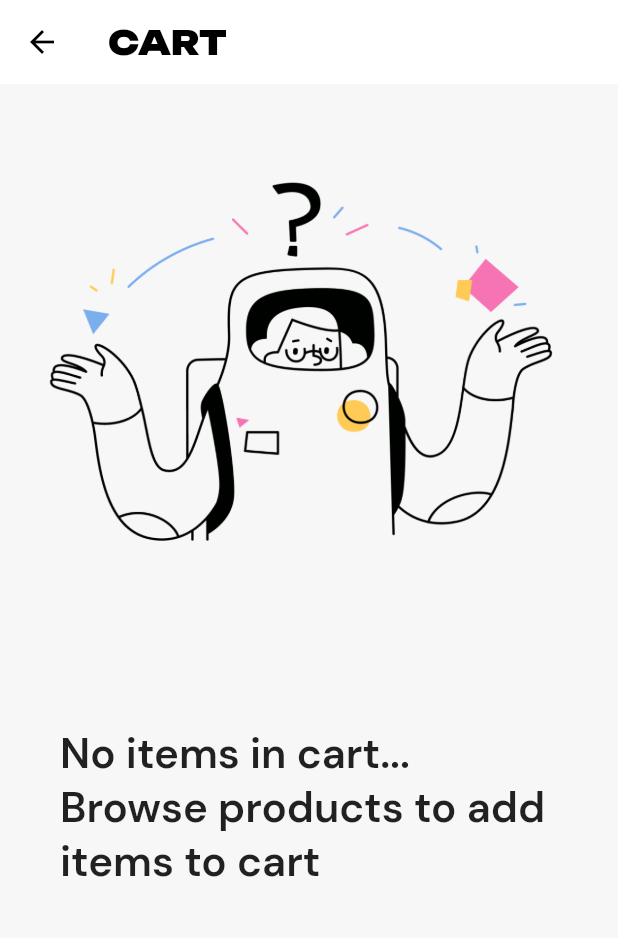
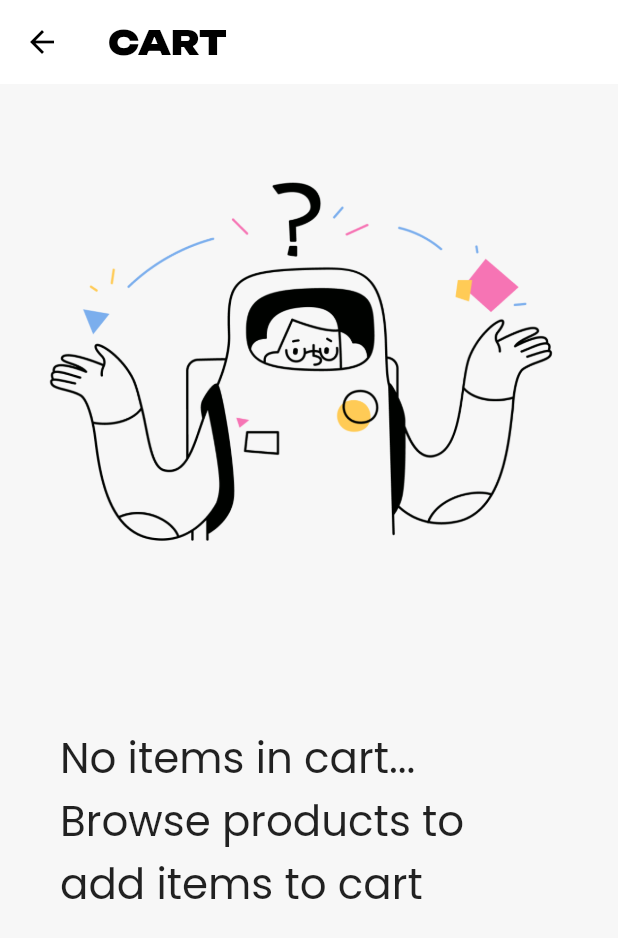
Before and after one commit to nani-samireddy/eds-beta, a Flutter app: the CartView screen opened directly, on a phone screen of 412 x 824 dp. Shown: the top 938 px of the screen. Run offline on Flutter 3.47's test engine with Material 2 defaults, Android fonts, the phone set to English and light mode, and no system bars; our stand-ins replace carousel_slider, cloud_firestore, firebase_auth, firebase_core, flutter_rating_bar, flutter_riverpod and 5 more; accounts and stored records are empty.

Commit message:
fixed cart quantity problem

```diff
--- a/lib/api/cart_api.dart
+++ b/lib/api/cart_api.dart
@@ -105,7 +105,6 @@ class CartAPI extends StateNotifier<List<CartItemModel>> implements ICartAPI {
   }
 
   Future<List<ProductModel>> getProductsInCart() async {
-
     try {
       return await _databaseAPI.getProductsWithIds(
           ids: state.map((e) => e.productId).toList());
@@ -140,6 +139,7 @@ class CartAPI extends StateNotifier<List<CartItemModel>> implements ICartAPI {
         return;
       }
       state[index] = cartItem;
+      state = [...state];
       if (user == null) {
         return;
       }
--- a/lib/core/styles.dart
+++ b/lib/core/styles.dart
@@ -3,16 +3,20 @@ import 'package:google_fonts/google_fonts.dart';
 import '../theme/theme.dart';
 
 class AppStyles {
+  static TextStyle heading1 = TextStyle(
+      fontSize: 32,
+      fontFamily: GoogleFonts.poppins().fontFamily,
+      fontWeight: FontWeight.w800);
   static TextStyle sectionSubheading = TextStyle(
       color: Pallete.black,
       fontSize: 16,
       fontWeight: FontWeight.w900,
-      fontFamily: GoogleFonts.dmSans().fontFamily);
+      fontFamily: GoogleFonts.poppins().fontFamily);
 
   static TextStyle sectionHeading = TextStyle(
-      fontSize: 18,
-      fontFamily: GoogleFonts.dmSans().fontFamily,
-      fontWeight: FontWeight.w600);
+    fontSize: 18,
+    fontFamily: GoogleFonts.poppins(fontWeight: FontWeight.w600).fontFamily,
+  );
 
   static TextStyle paragraph1 = TextStyle(
       fontSize: 16,
--- a/lib/features/main_layout/cart/view/cart_view.dart
+++ b/lib/features/main_layout/cart/view/cart_view.dart
@@ -1,5 +1,8 @@
+import 'dart:developer';
+
 import 'package:eds_beta/api/cart_api.dart';
 import 'package:eds_beta/common/components/cart_item_card.dart';
+import 'package:eds_beta/common/primary_button.dart';
 import 'package:eds_beta/constants/constans.dart';
 import 'package:eds_beta/core/styles.dart';
 import 'package:eds_beta/models/app_models.dart';
@@ -19,38 +22,28 @@ class _CartViewState extends ConsumerState<CartView> {
 
   double _total = 0;
   bool _loading = false;
+
   @override
-  didChangeDependencies() {
+  void didChangeDependencies() {
     super.didChangeDependencies();
-    getCartItems();
-  }
-
-  getCartItems() async {
+    ref.watch(cartAPIProvider).addListener((state) {
       setState(() {
-      _loading = true;
-
-      final res = ref.watch(cartAPIProvider).cartItems;
-
-      cartItems = res;
+        cartItems = state;
         calculateCart();
         _loading = false;
       });
-  }
-
-  @override
-  void setState(fn) {
-    if (mounted) {
-      super.setState(fn);
-    }
+    });
   }
 
   void calculateCart() {
     double total = 0;
     for (var element in cartItems) {
       total += element.quantity * double.parse(element.product.currentPrice);
+      log("product: ${element.product.name} total: ${element.quantity * double.parse(element.product.currentPrice)}");
     }
     setState(() {
       _total = total;
+      log("total: $_total");
     });
   }
 
@@ -66,7 +59,9 @@ class _CartViewState extends ConsumerState<CartView> {
                 fontFamily: GoogleFonts.unbounded().fontFamily),
           ),
         ),
-        body: SingleChildScrollView(
+        body: Stack(
+          children: [
+            SingleChildScrollView(
               child: _loading
                   ? const Center(child: CircularProgressIndicator())
                   : cartItems.isEmpty
@@ -79,8 +74,8 @@ class _CartViewState extends ConsumerState<CartView> {
                               child: Center(
                                   child: Text(
                                 "No items in cart... Browse products to add items to cart",
-                            style:
-                                AppStyles.sectionHeading.copyWith(fontSize: 28),
+                                style: AppStyles.sectionHeading
+                                    .copyWith(fontSize: 28),
                               )),
                             ),
                           ],
@@ -95,62 +90,75 @@ class _CartViewState extends ConsumerState<CartView> {
                               shrinkWrap: true,
                               physics: const NeverScrollableScrollPhysics(),
                             ),
-                        Container(
-                          width: double.infinity,
-                          margin: const EdgeInsets.symmetric(
-                              vertical: 10, horizontal: 10),
-                          padding: const EdgeInsets.all(16),
-                          decoration: BoxDecoration(
-                            color: Colors.white,
-                            borderRadius: BorderRadius.circular(14),
-                            boxShadow: [
-                              BoxShadow(
-                                color: Colors.blue.withOpacity(0.02),
-                                spreadRadius: 2,
-                                blurRadius: 2,
-                                offset: const Offset(
-                                    0, 3), // changes position of shadow
-                              ),
                           ],
                         ),
+            ),
+
+            // Bottom bar
+            cartItems.isNotEmpty
+                ? Align(
+                    alignment: Alignment.bottomCenter,
+                    child: SizedBox(
+                      width: double.infinity,
+                      child: Row(
+                        children: [
+                          Expanded(
+                            child: Padding(
+                              padding:
+                                  const EdgeInsets.symmetric(horizontal: 18.0),
                               child: Column(
-                            children: [
-                              Row(
-                                mainAxisAlignment:
-                                    MainAxisAlignment.spaceBetween,
-                                children: [
-                                  Text("Total",
-                                      style: TextStyle(
-                                          fontFamily:
-                                              GoogleFonts.poppins().fontFamily,
-                                          fontSize: 18,
-                                          fontWeight: FontWeight.bold)),
-                                  Text("$_total",
-                                      style: TextStyle(
-                                          fontFamily:
-                                              GoogleFonts.poppins().fontFamily,
-                                          fontSize: 18,
-                                          fontWeight: FontWeight.bold)),
-                                ],
-                              ),
-                              Row(
-                                mainAxisAlignment:
-                                    MainAxisAlignment.spaceBetween,
+                                mainAxisSize: MainAxisSize.min,
+                                crossAxisAlignment: CrossAxisAlignment.start,
                                 children: [
                                   Text(
-                                      "(Shipping charges will be calculated at checkout)",
+                                    "$_total",
                                     style: TextStyle(
-                                          fontFamily:
-                                              GoogleFonts.poppins().fontFamily,
-                                          fontSize: 10,
-                                          fontWeight: FontWeight.w300)),
-                                ],
+                                      fontFamily: GoogleFonts.poppins(
+                                              fontWeight: FontWeight.bold)
+                                          .fontFamily,
+                                      fontSize: 18,
+                                    ),
+                                  ),
+                                  Text(
+                                    "*Shipping charges will be calculated at checkout",
+                                    style: TextStyle(
+                                      fontFamily: GoogleFonts.poppins(
+                                              fontWeight: FontWeight.w300)
+                                          .fontFamily,
+                                      fontSize: 8,
+                                    ),
                                   ),
                                 ],
                               ),
                             ),
+                          ),
+                          Expanded(
+                            child: Container(
+                              padding: const EdgeInsets.all(16),
+                              child: PrimaryButton(
+                                  text: "CHECKOUT",
+                                  enable: true,
+                                  onPressed: () {}),
+                            ),
+                          ),
                         ],
                       ),
+                    ),
+                  )
+                : const SizedBox.shrink()
+          ],
         ));
   }
+
+  @override
+  void setState(fn) {
+    if (mounted) {
+      super.setState(fn);
     }
+  }
+
+  @override
+  dispose() {
+    super.dispose();
+  }
+}
```
Also changed, not shown: lib/api/database_api.dart (+6 -3 lines), lib/common/components/cart_item_card.dart (+10 -5 lines), lib/common/components/product_page/product_page.dart (+11 -6 lines), lib/common/components/products_section.dart (+2 -5 lines), lib/common/custom_text_input.dart (+6 -7 lines), lib/common/primary_button.dart (+5 -4 lines), lib/features/authentication/view/phone_number_view.dart (+6 -5 lines), lib/features/main_layout/home_screen/components/categories_view.dart (+2 -8 lines), lib/features/main_layout/home_screen/view/home_view.dart (+14 -14 lines), lib/features/main_layout/profile/view/profile_view.dart (+12 -19 lines), lib/models/cart_item_model.dart (+31 -0 lines). Lines whose indentation alone changed are shown as unchanged.
